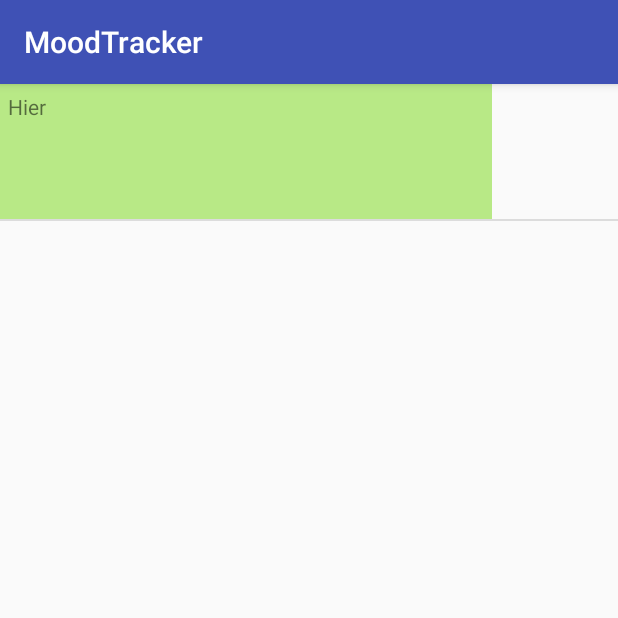
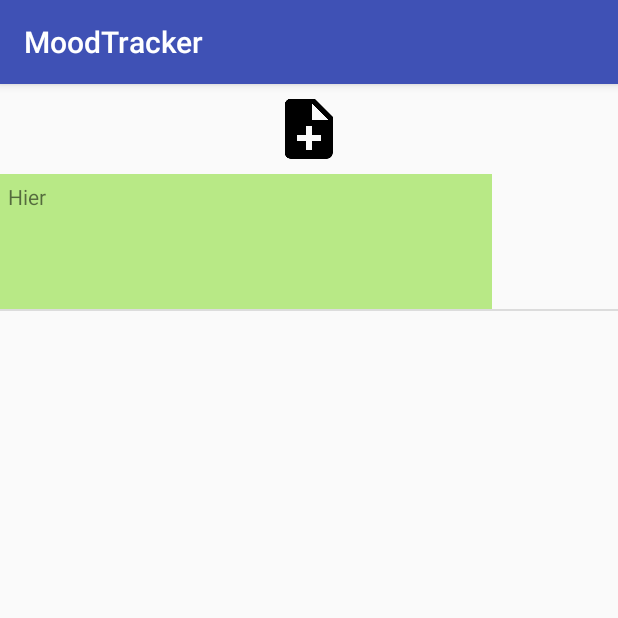
Before and after one commit to MatthieuJullien/MoodTracker, an Android app: the HistoryActivity screen opened directly, with no data from a screen before it, on a phone screen of 412 x 824 dp, the top half of it. Run offline under Robolectric (Android 15) with nearby library versions, the phone set to English and light mode, and no system bars.

Commit message:
Adds pie chart.

```diff
--- a/app/build.gradle
+++ b/app/build.gradle
@@ -25,5 +25,7 @@ dependencies {
         exclude group: 'com.android.support', module: 'support-annotations'
     })
     compile 'com.android.support:appcompat-v7:26.+'
+    compile 'com.github.PhilJay:MPAndroidChart:v3.0.2'
+    compile 'com.android.support.constraint:constraint-layout:1.0.2'
     testCompile 'junit:junit:4.12'
 }
--- a/app/src/main/AndroidManifest.xml
+++ b/app/src/main/AndroidManifest.xml
@@ -18,6 +18,8 @@
         </activity>
         <activity android:name=".Controller.HistoryActivity">
         </activity>
+        <activity android:name=".Controller.ChartActivity">
+        </activity>
     </application>
 
 </manifest>
--- a/app/src/main/java/jullien/matthieu/moodtracker/Controller/HistoryActivity.java
+++ b/app/src/main/java/jullien/matthieu/moodtracker/Controller/HistoryActivity.java
@@ -1,8 +1,12 @@
 package jullien.matthieu.moodtracker.Controller;
 
+import android.content.Intent;
+import android.media.Image;
 import android.os.Bundle;
 import android.support.v7.app.AppCompatActivity;
 import android.util.DisplayMetrics;
+import android.view.View;
+import android.widget.ImageView;
 import android.widget.ListView;
 
 import java.util.ArrayList;
@@ -21,13 +25,34 @@ public class HistoryActivity extends AppCompatActivity {
 
         setContentView(R.layout.activity_history);
 
+        HistoryDbHelper mDbHelper = new HistoryDbHelper(this);
+        final ArrayList<History> historyList = mDbHelper.getHistory();
+
+        final float[] moodDistribution = getMoodDistribution(historyList);
+
+        ImageView history_chart = (ImageView)findViewById(R.id.history_piechart_image);
+        history_chart.setOnClickListener(new View.OnClickListener() {
+            @Override
+            public void onClick(View view) {
+                Intent chartActivity = new Intent(HistoryActivity.this, ChartActivity.class);
+                chartActivity.putExtra("data", moodDistribution);
+                startActivity(chartActivity);
+            }
+        });
         DisplayMetrics metrics = new DisplayMetrics();
         getWindowManager().getDefaultDisplay().getMetrics(metrics);
 
-        HistoryDbHelper mDbHelper = new HistoryDbHelper(this);
-        ArrayList<History> historyList = mDbHelper.getHistory();
+
         HistoryAdapter historyAdapter = new HistoryAdapter(this, historyList, metrics);
         ListView listView = (ListView)findViewById(R.id.history_listview);
         listView.setAdapter(historyAdapter);
     }
+
+    private float[] getMoodDistribution(ArrayList<History> historyList) {
+        float[] moodDistribution = {0, 0, 0, 0, 0};
+        for (History h : historyList) {
+            moodDistribution[h.getMoodIndex()]++;
+        }
+        return moodDistribution;
+    }
 }
--- a/app/src/main/java/jullien/matthieu/moodtracker/Model/History.java
+++ b/app/src/main/java/jullien/matthieu/moodtracker/Model/History.java
@@ -1,4 +1,7 @@
 package jullien.matthieu.moodtracker.Model;
+
+import android.os.Parcel;
+import android.os.Parcelable;
 
 import java.util.Date;
 
@@ -40,6 +43,7 @@ public class History {
         mNote = note;
     }
 
+    //TODO delete toString
     @Override
     public String toString() {
         return "History{" +
--- a/app/src/main/java/jullien/matthieu/moodtracker/View/HistoryAdapter.java
+++ b/app/src/main/java/jullien/matthieu/moodtracker/View/HistoryAdapter.java
@@ -52,7 +52,7 @@ public class HistoryAdapter extends ArrayAdapter<History> {
                 strdayPassed = "Hier";
                 break;
             case 1:
-                strdayPassed = "Avant_hier";
+                strdayPassed = "Avant hier";
                 break;
             case 2:
                 strdayPassed = "Il y a trois jours";
--- a/app/src/main/res/layout/activity_history.xml
+++ b/app/src/main/res/layout/activity_history.xml
@@ -1,11 +1,19 @@
 <?xml version="1.0" encoding="utf-8"?>
-<FrameLayout
+<LinearLayout
     xmlns:android="http://schemas.android.com/apk/res/android"
     android:layout_width="match_parent"
-    android:layout_height="match_parent">
+    android:layout_height="match_parent"
+    android:orientation="vertical">
+
+    <ImageView
+        android:id="@+id/history_piechart_image"
+        android:src="@drawable/ic_note_add_black"
+        android:layout_width="match_parent"
+        android:layout_height="wrap_content"
+        android:layout_margin="10dp"/>
 
     <ListView
         android:id="@+id/history_listview"
         android:layout_width="match_parent"
         android:layout_height="match_parent" />
-</FrameLayout>
+</LinearLayout>
--- a/build.gradle
+++ b/build.gradle
@@ -15,6 +15,7 @@ buildscript {
 allprojects {
     repositories {
         jcenter()
+        maven { url "https://jitpack.io" }
     }
 }
 
```
Also changed, not shown: app/src/main/java/jullien/matthieu/moodtracker/Controller/ChartActivity.java (added, +73 -0 lines), app/src/main/res/layout/activity_chart.xml (added, +12 -0 lines).
